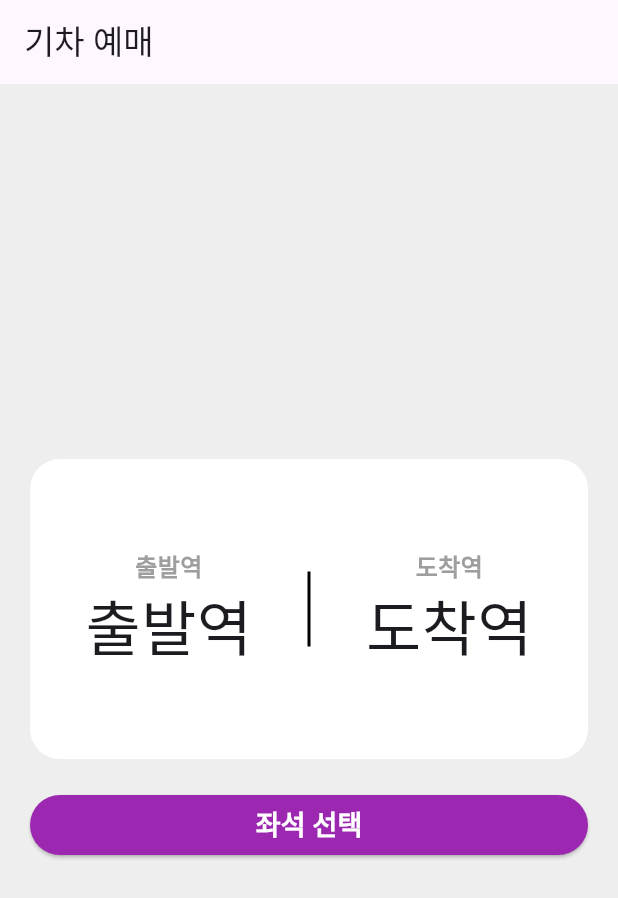
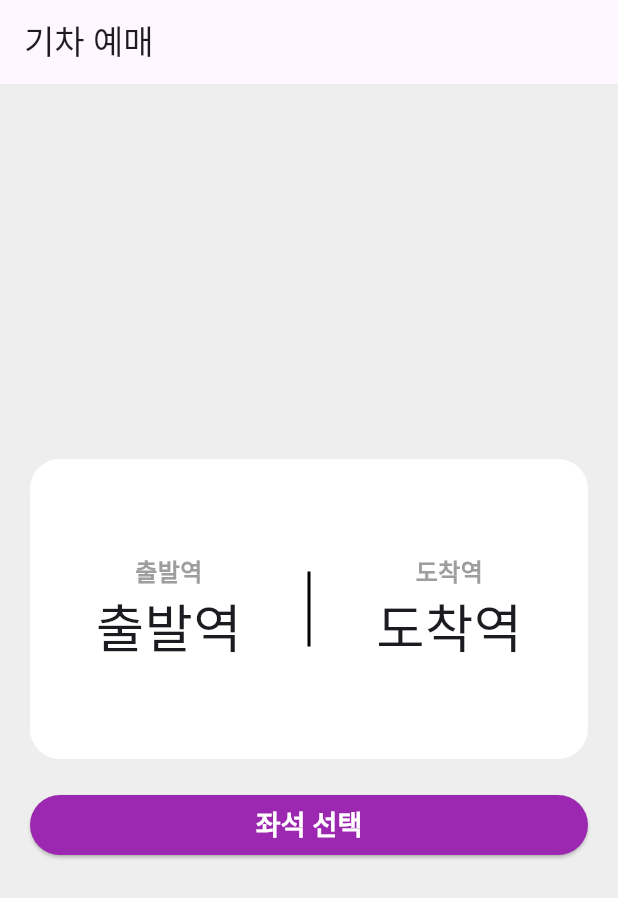
Before and after one commit to ksh20531/sparta-flutter-tasks, a Flutter app: the screen it shows after launch, on a phone screen of 412 x 824 dp. Shown: the top 898 px of the screen. Run offline on Flutter 3.47's test engine with Material 3 defaults, Android fonts, the phone set to English and light mode, and no system bars.

Commit message:
fix : Home Page 역의 글자가 길면 UI가 틀어지는 현상 수정

```diff
--- a/flutter/flutter_train_app/lib/pages/home_page.dart
+++ b/flutter/flutter_train_app/lib/pages/home_page.dart
@@ -101,7 +101,7 @@ class _HomePageState extends State<HomePage> {
     );
   }
 
-  Expanded stationArea({required bool isStartStation}) {
+  Widget stationArea({required bool isStartStation}) {
     return Expanded(
       child: GestureDetector(
         onTap: () async {
@@ -129,10 +129,18 @@ class _HomePageState extends State<HomePage> {
                 fontWeight: FontWeight.bold,
                 color: Colors.grey,
               ),
+              textAlign: TextAlign.start,
             ),
-            Text(
-              isStartStation ? startStation : endStation,
-              style: const TextStyle(fontSize: 40),
+            Container(
+              padding: EdgeInsets.symmetric(horizontal: 10),
+              height: 50,
+              child: FittedBox(
+                fit: BoxFit.scaleDown,
+                child: Text(
+                  isStartStation ? startStation : endStation,
+                  style: const TextStyle(fontSize: 40),
+                ),
+              ),
             ),
           ],
         ),
```
